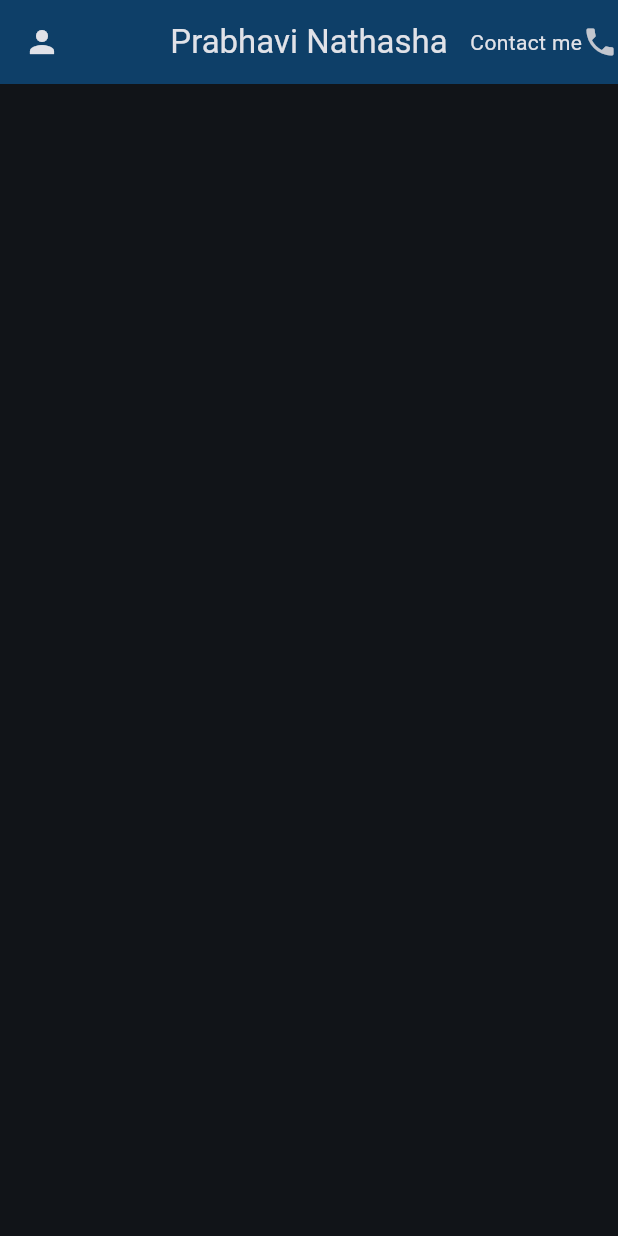
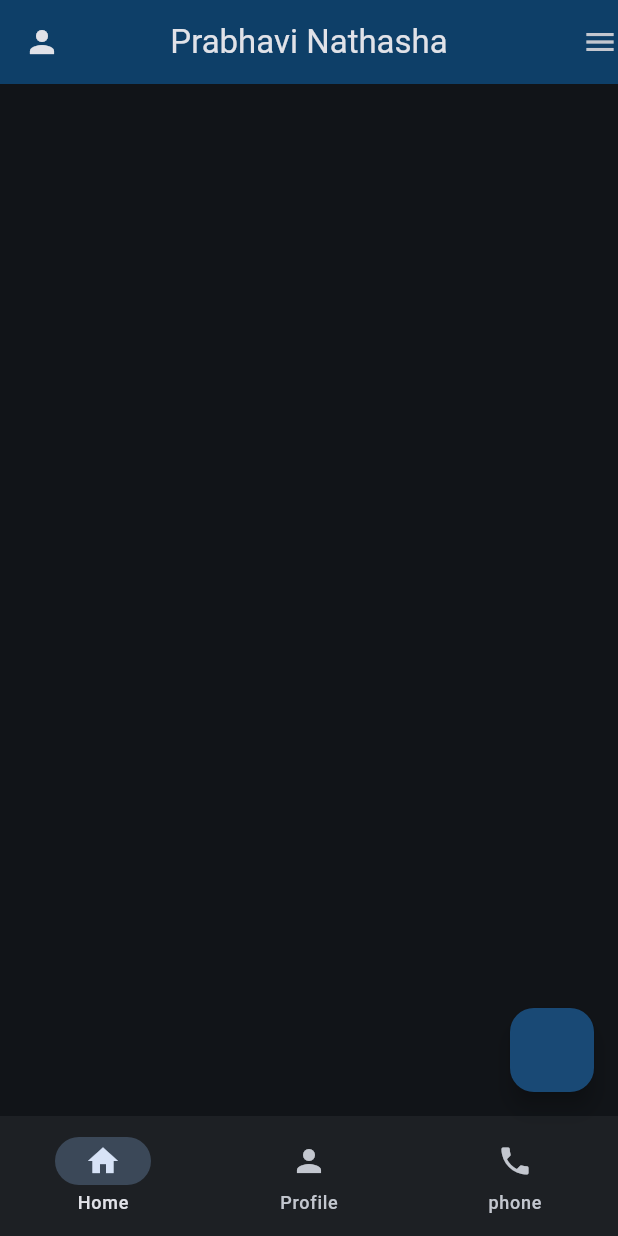
Before and after one commit to SAPNathasha/flutter_to_do_app01, a Flutter app: the screen it shows after launch, on a phone screen of 412 x 824 dp. Run offline on Flutter 3.47's test engine with Material 3 defaults, Android fonts, the phone set to English and light mode, and no system bars.

Commit message:
Create floatingActionButton and bottomNavigation

```diff
--- a/lib/main.dart
+++ b/lib/main.dart
@@ -27,8 +27,20 @@ class MyApp extends StatelessWidget {
           title: Text('Prabhavi Nathasha'),
           centerTitle: true,
           leading: Icon(Icons.person),
-          actions: [Text('Contact me'), Icon(Icons.phone)],
+          actions: [Icon(Icons.menu)],
           backgroundColor: const Color.fromARGB(255, 14, 63, 104),
+        ),
+        floatingActionButton: FloatingActionButton(onPressed: () {}),
+        bottomNavigationBar: NavigationBar(
+          destinations: [
+            NavigationDestination(icon: Icon(Icons.home), label: 'Home'),
+            NavigationDestination(icon: Icon(Icons.person), label: 'Profile'),
+            NavigationDestination(icon: Icon(Icons.phone), label: 'phone'),
+          ],
+          onDestinationSelected: (value) {
+            print(value);
+          },
+          selectedIndex: 0,
         ),
       ),
     );
```
